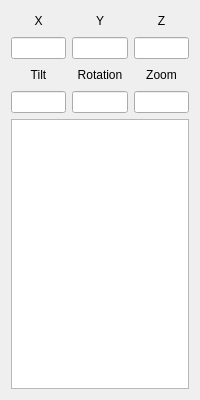
Old version of the form forminfo.ui in the repository rosymaro/qt_pexviewer.
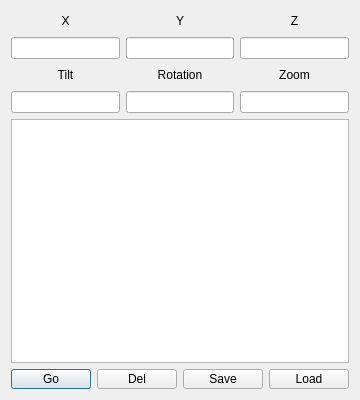
New version of the form.

```diff
--- a/forminfo.ui
+++ b/forminfo.ui
@@ -220,7 +220,100 @@
     </layout>
    </item>
    <item>
-    <widget class="QListWidget" name="listWidget"/>
+    <widget class="QListWidget" name="listWidget">
+     <property name="dragDropMode">
+      <enum>QAbstractItemView::DragDrop</enum>
+     </property>
+     <property name="defaultDropAction">
+      <enum>Qt::MoveAction</enum>
+     </property>
+     <property name="selectionMode">
+      <enum>QAbstractItemView::ExtendedSelection</enum>
+     </property>
+    </widget>
+   </item>
+   <item>
+    <layout class="QHBoxLayout" name="horizontalLayout">
+     <property name="sizeConstraint">
+      <enum>QLayout::SetFixedSize</enum>
+     </property>
+     <item>
+      <widget class="QPushButton" name="pushButton_go">
+       <property name="sizePolicy">
+        <sizepolicy hsizetype="Minimum" vsizetype="Minimum">
+         <horstretch>0</horstretch>
+         <verstretch>0</verstretch>
+        </sizepolicy>
+       </property>
+       <property name="maximumSize">
+        <size>
+         <width>16777215</width>
+         <height>20</height>
+        </size>
+       </property>
+       <property name="text">
+        <string>Go</string>
+       </property>
+      </widget>
+     </item>
+     <item>
+      <widget class="QPushButton" name="pushButton_del">
+       <property name="sizePolicy">
+        <sizepolicy hsizetype="Minimum" vsizetype="Minimum">
+         <horstretch>0</horstretch>
+         <verstretch>0</verstretch>
+        </sizepolicy>
+       </property>
+       <property name="maximumSize">
+        <size>
+         <width>16777215</width>
+         <height>20</height>
+        </size>
+       </property>
+       <property name="text">
+        <string>Del</string>
+       </property>
+      </widget>
+     </item>
+     <item>
+      <widget class="QPushButton" name="pushButton_save">
+       <property name="sizePolicy">
+        <sizepolicy hsizetype="Minimum" vsizetype="Minimum">
+         <horstretch>0</horstretch>
+         <verstretch>0</verstretch>
+        </sizepolicy>
+       </property>
+       <property name="maximumSize">
+        <size>
+         <width>16777215</width>
+         <height>20</height>
+        </size>
+       </property>
+       <property name="text">
+        <string>Save</string>
+       </property>
+      </widget>
+     </item>
+     <item>
+      <widget class="QPushButton" name="pushButton_load">
+       <property name="sizePolicy">
+        <sizepolicy hsizetype="Minimum" vsizetype="Minimum">
+         <horstretch>0</horstretch>
+         <verstretch>0</verstretch>
+        </sizepolicy>
+       </property>
+       <property name="maximumSize">
+        <size>
+         <width>16777215</width>
+         <height>20</height>
+        </size>
+       </property>
+       <property name="text">
+        <string>Load</string>
+       </property>
+      </widget>
+     </item>
+    </layout>
    </item>
   </layout>
  </widget>
```
Left out of the diff: 1 changed line with no effect on the pictures.
